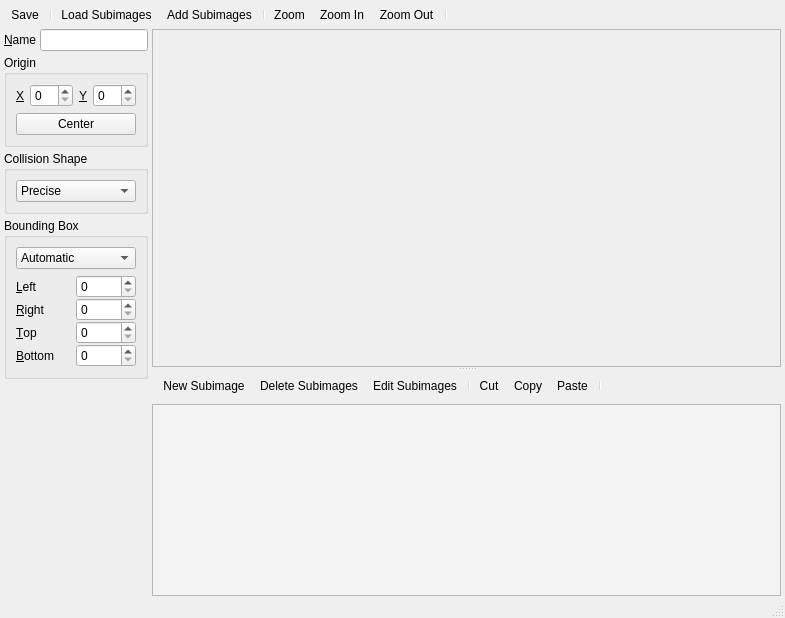
Old version of the form Editors/SpriteEditor.ui in the repository enigma-dev/RadialGM.
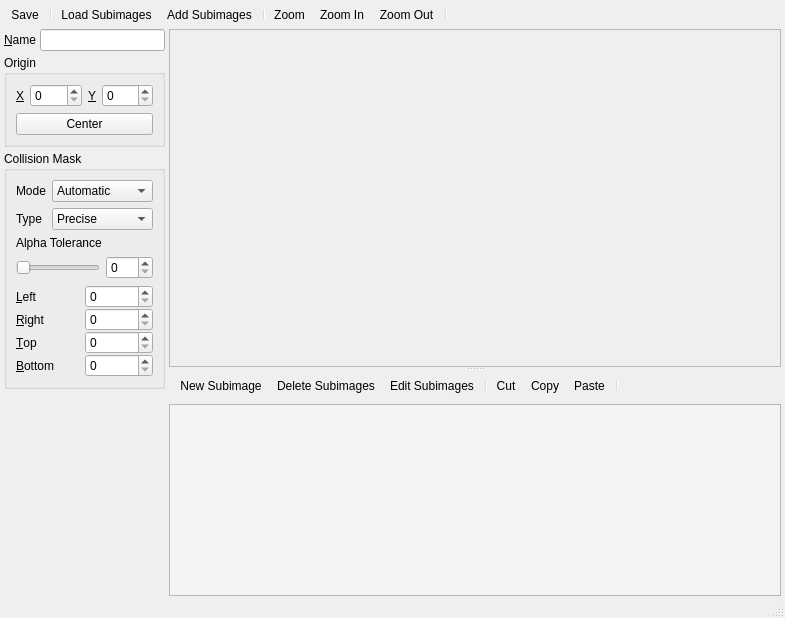
New version of the form. Icons and pictures are not drawn. Custom widgets are drawn as their Qt base class.

What changed in the file:
```diff
--- a/Editors/SpriteEditor.ui
+++ b/Editors/SpriteEditor.ui
@@ -89,50 +89,6 @@
        <property name="bottomMargin">
         <number>4</number>
        </property>
-       <item row="2" column="0" colspan="2">
-        <widget class="QGroupBox" name="collisionShapeGroupBox">
-         <property name="sizePolicy">
-          <sizepolicy hsizetype="Preferred" vsizetype="Preferred">
-           <horstretch>0</horstretch>
-           <verstretch>0</verstretch>
-          </sizepolicy>
-         </property>
-         <property name="title">
-          <string>Collision Shape</string>
-         </property>
-         <layout class="QVBoxLayout" name="collisionShapeLayout">
-          <item>
-           <widget class="QComboBox" name="collisionShapeComboBox">
-            <item>
-             <property name="text">
-              <string>Precise</string>
-             </property>
-            </item>
-            <item>
-             <property name="text">
-              <string>Rectangle</string>
-             </property>
-            </item>
-            <item>
-             <property name="text">
-              <string>Disk</string>
-             </property>
-            </item>
-            <item>
-             <property name="text">
-              <string>Diamond</string>
-             </property>
-            </item>
-            <item>
-             <property name="text">
-              <string>Polygon</string>
-             </property>
-            </item>
-           </widget>
-          </item>
-         </layout>
-        </widget>
-       </item>
        <item row="0" column="0">
         <widget class="QLabel" name="nameLabel">
          <property name="text">
@@ -220,7 +176,7 @@
          </layout>
         </widget>
        </item>
-       <item row="3" column="0" colspan="2">
+       <item row="2" column="0" colspan="2">
         <widget class="QGroupBox" name="boundingboxGroup">
          <property name="sizePolicy">
           <sizepolicy hsizetype="Preferred" vsizetype="Preferred">
@@ -229,16 +185,23 @@
           </sizepolicy>
          </property>
          <property name="title">
-          <string>Bounding Box</string>
+          <string>Collision Mask</string>
          </property>
          <property name="checkable">
           <bool>false</bool>
          </property>
-         <layout class="QVBoxLayout" name="bboxLayout">
+         <layout class="QFormLayout" name="formLayout">
           <property name="leftMargin">
            <number>9</number>
           </property>
-          <item>
+          <item row="0" column="0">
+           <widget class="QLabel" name="bboxLabel">
+            <property name="text">
+             <string>Mode</string>
+            </property>
+           </widget>
+          </item>
+          <item row="0" column="1">
            <widget class="QComboBox" name="bboxComboBox">
             <item>
              <property name="text">
@@ -257,7 +220,74 @@
             </item>
            </widget>
           </item>
-          <item>
+          <item row="1" column="0">
+           <widget class="QLabel" name="shapeLabel">
+            <property name="text">
+             <string>Type</string>
+            </property>
+           </widget>
+          </item>
+          <item row="1" column="1">
+           <widget class="QComboBox" name="shapeComboBox">
+            <item>
+             <property name="text">
+              <string>Precise</string>
+             </property>
+            </item>
+            <item>
+             <property name="text">
+              <string>Rectangle</string>
+             </property>
+            </item>
+            <item>
+             <property name="text">
+              <string>Disk</string>
+             </property>
+            </item>
+            <item>
+             <property name="text">
+              <string>Diamond</string>
+             </property>
+            </item>
+            <item>
+             <property name="text">
+              <string>Polygon</string>
+             </property>
+            </item>
+           </widget>
+          </item>
+          <item row="2" column="0" colspan="2">
+           <widget class="QLabel" name="alphaLabel">
+            <property name="text">
+             <string>Alpha Tolerance</string>
+            </property>
+           </widget>
+          </item>
+          <item row="3" column="0" colspan="2">
+           <layout class="QHBoxLayout" name="alphaControlLayout">
+            <item>
+             <widget class="QSlider" name="alphaSlider">
+              <property name="maximum">
+               <number>255</number>
+              </property>
+              <property name="orientation">
+               <enum>Qt::Horizontal</enum>
+              </property>
+              <property name="invertedAppearance">
+               <bool>false</bool>
+              </property>
+             </widget>
+            </item>
+            <item>
+             <widget class="QSpinBox" name="alphaSpinBox">
+              <property name="maximum">
+               <number>255</number>
+              </property>
+             </widget>
+            </item>
+           </layout>
+          </item>
+          <item row="4" column="0" colspan="2">
            <layout class="QGridLayout" name="bboxDimensionsLayout">
             <property name="spacing">
              <number>0</number>
@@ -353,7 +383,7 @@
           <rect>
            <x>0</x>
            <y>0</y>
-           <width>627</width>
+           <width>608</width>
            <height>312</height>
           </rect>
          </property>
```
